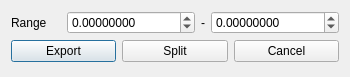
CloudCompare/CloudCompare, file qCC/ui_templates/filterByValueDlg.ui: the form before one commit.
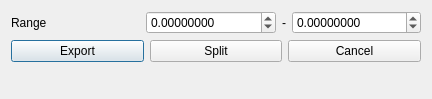
The form after the commit.

The edit to the form file:
```diff
--- a/qCC/ui_templates/filterByValueDlg.ui
+++ b/qCC/ui_templates/filterByValueDlg.ui
@@ -6,8 +6,8 @@
    <rect>
     <x>0</x>
     <y>0</y>
-    <width>350</width>
-    <height>77</height>
+    <width>432</width>
+    <height>99</height>
    </rect>
   </property>
   <property name="windowTitle">
```
Left out of the diff: 2 changed lines with no effect on the pictures.
